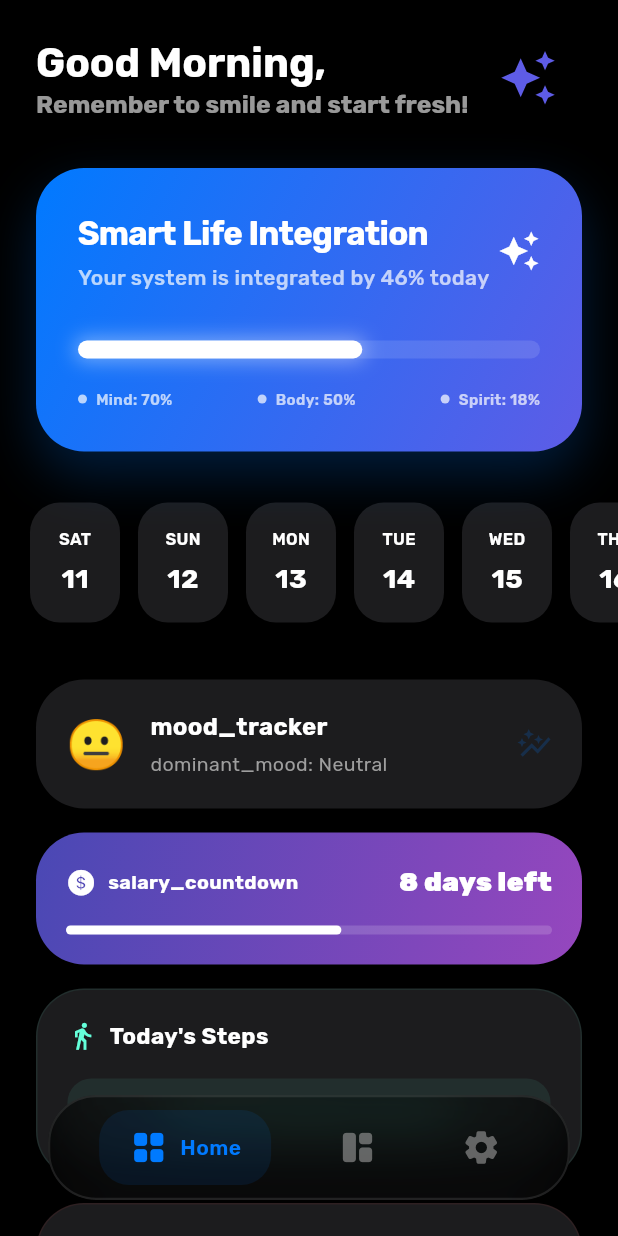
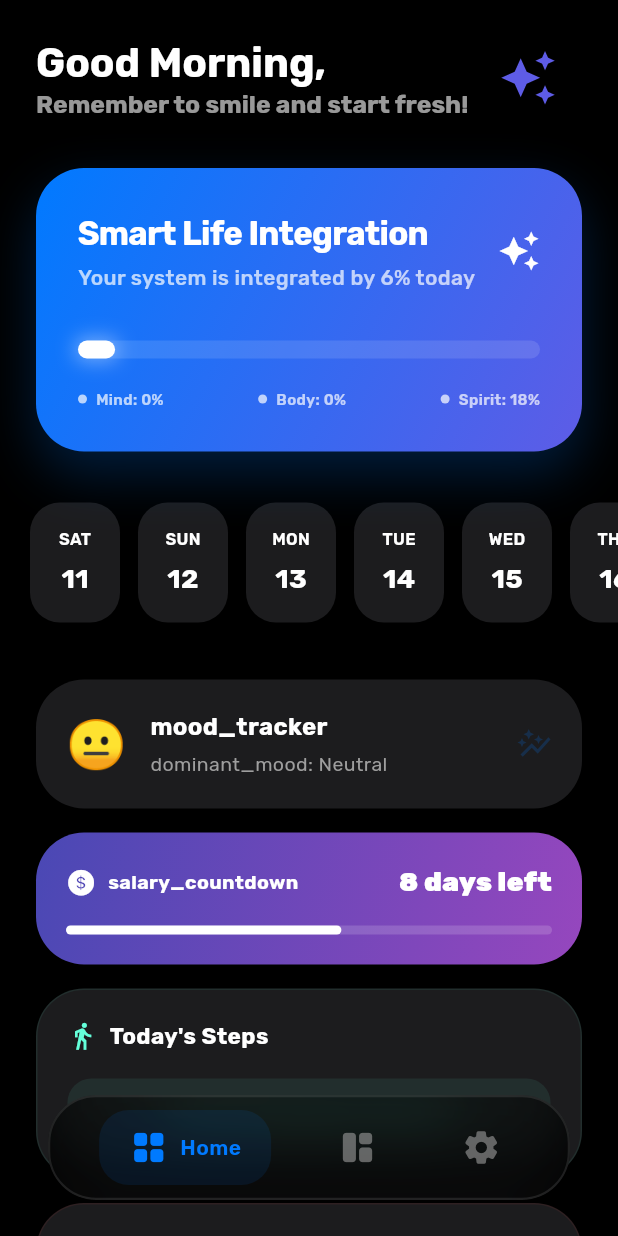
Before and after one commit to z7b/smart_daily_tasks, a Flutter app: the screen it shows after launch, on a phone screen of 412 x 824 dp. Run offline on Flutter 3.47's test engine with Material 3 defaults, Android fonts, the light colour scheme and no system bars; drawn by our look-alikes of flutter_animate; our stand-ins replace file_picker, fl_chart, flutter_local_notifications, get, get_storage, google_fonts and 8 more; missing offline and left inert: health, screen_protector; accounts and stored records are empty; generated files the repository leaves out were written again.

Commit message:
Critical Logic Hardening: Fix Null Success Bug, date-aware mood, sensor sync merge, check-out guard, task counter safety, work-day neutrality, overdue label.
- Fix 'Null Success Bug': No tasks/meds now returns 0% instead of fake 100%
- Fix mood analysis to use selectedDate context instead of always DateTime.now()
- Fix medProgress calculated AFTER R1 future-date zeroing (was using stale values)
- Fix manual steps permanently blocking sensor sync (now merges with higher value)
- Fix ghost check-out without check-in (now requires existing check-in)
- Fix task counter '0/0' display when all tasks cancelled
- Fix non-work days penalizing body progress (now treated as neutral)
- Fix overdue tasks showing negative time as 'remaining' (now shows 'overdue' label)
- Added 'check_in_required' translation key (en/ar)

```diff
--- a/lib/app/core/translations/messages.dart
+++ b/lib/app/core/translations/messages.dart
@@ -267,6 +267,7 @@ class Messages extends Translations {
       'no_bookmarks_found': 'No bookmarks found',
       'check_in': 'Check-In',
       'check_out': 'Check-Out',
+      'check_in_required': 'You must check in before checking out.',
       'log_attendance': 'Log Attendance',
       'option to be recurring for all times': 'Custom overrides per day',
       'invalid_time_range': 'End time must be after start time',
@@ -627,6 +628,7 @@ class Messages extends Translations {
       'total_pages': 'إجمالي الصفحات',
       'check_in': 'تسجيل الدخول',
       'check_out': 'تسجيل الخروج',
+      'check_in_required': 'يجب تسجيل الدخول أولاً قبل تسجيل الخروج.',
       'log_attendance': 'تسجيل الحضور',
       'option to be recurring for all times': 'يمكن تخصيص الدوام بشكل فردي لكل يوم',
       'invalid_time_range': 'وقت النهاية يجب أن يكون بعد وقت البداية',
--- a/lib/app/modules/home/views/home_view.dart
+++ b/lib/app/modules/home/views/home_view.dart
@@ -744,14 +744,20 @@ class HomeView extends GetView<HomeController> {
                     ),
                   ),
                   const Spacer(),
-                  Text(
-                    '${controller.completedTasksCount.value} / ${controller.taskCount.value - controller.cancelledTasksCount.value}',
-                    style: const TextStyle(
-                      fontSize: 14,
-                      fontWeight: FontWeight.w900,
-                      color: accentColor,
-                    ),
-                  ),
+                  // ✅ Safety Guard: Prevent "0/0" when all tasks cancelled
+                  Builder(builder: (_) {
+                    final activeTasks = controller.taskCount.value - controller.cancelledTasksCount.value;
+                    return Text(
+                      activeTasks > 0
+                        ? '${controller.completedTasksCount.value} / $activeTasks'
+                        : controller.taskCount.value > 0 ? '- / -' : '0',
+                      style: const TextStyle(
+                        fontSize: 14,
+                        fontWeight: FontWeight.w900,
+                        color: accentColor,
+                      ),
+                    );
+                  }),
                 ],
               ),
               const SizedBox(height: 16),
```
Also changed, not shown: lib/app/data/services/health_service.dart (+11 -1 lines), lib/app/modules/home/controllers/home_controller.dart (+21 -12 lines), lib/app/modules/job/controllers/job_controller.dart (+7 -2 lines).
